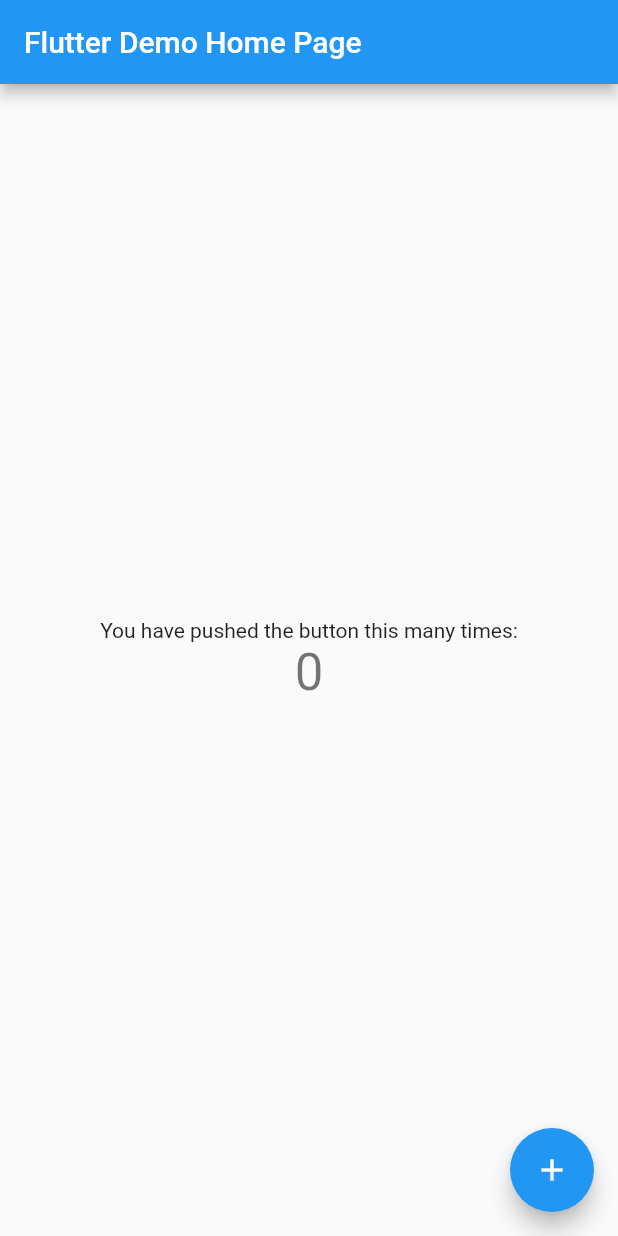
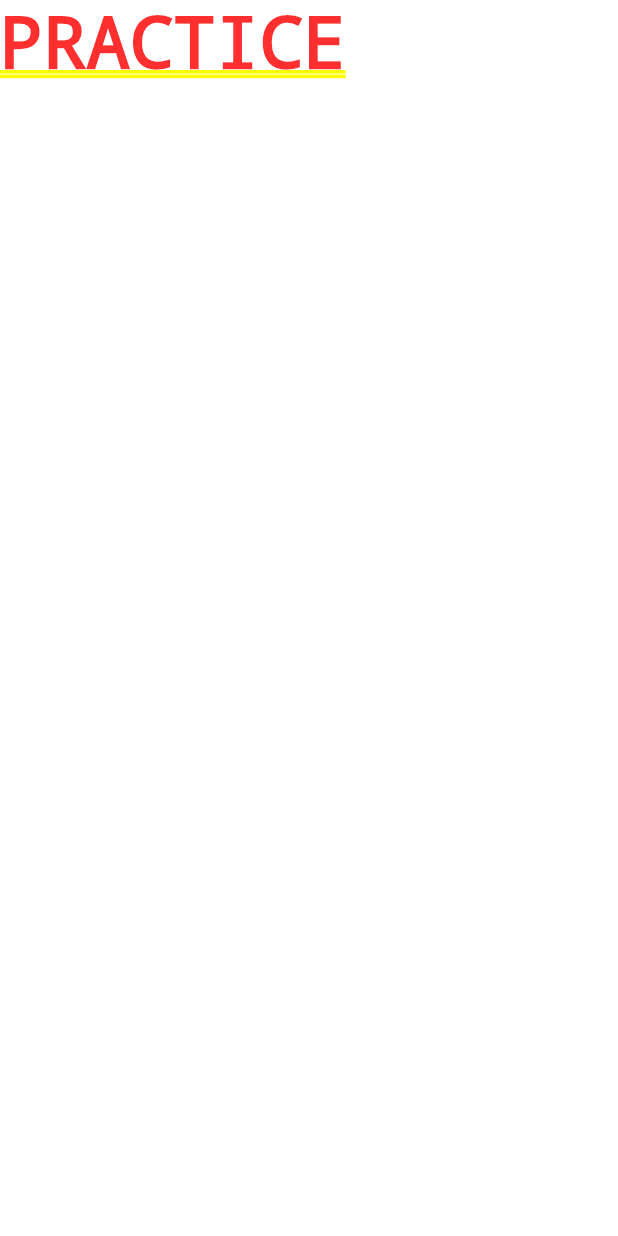
Before and after one commit to FrattiNor/flutter_practice, a Flutter app: the screen it shows after launch, on a phone screen of 412 x 824 dp. Run offline on Flutter 3.47's test engine with Material 2 defaults, Android fonts, the phone set to English and light mode, and no system bars.

Commit message:
[new] main

```diff
--- a/lib/main.dart
+++ b/lib/main.dart
@@ -1,115 +1,29 @@
-import 'package:flutter/material.dart';
+import "package:flutter/material.dart" as material;
 
-void main() {
-  runApp(const MyApp());
+void main(List<String> args) {
+  material.runApp(const App());
 }
 
-class MyApp extends StatelessWidget {
-  const MyApp({Key? key}) : super(key: key);
+class App extends material.StatelessWidget {
+  const App({material.Key? key}) : super(key: key);
 
-  // This widget is the root of your application.
   @override
-  Widget build(BuildContext context) {
-    return MaterialApp(
-      title: 'Flutter Demo',
-      theme: ThemeData(
-        // This is the theme of your application.
-        //
-        // Try running your application with "flutter run". You'll see the
-        // application has a blue toolbar. Then, without quitting the app, try
-        // changing the primarySwatch below to Colors.green and then invoke
-        // "hot reload" (press "r" in the console where you ran "flutter run",
-        // or simply save your changes to "hot reload" in a Flutter IDE).
-        // Notice that the counter didn't reset back to zero; the application
-        // is not restarted.
-        primarySwatch: Colors.blue,
-      ),
-      home: const MyHomePage(title: 'Flutter Demo Home Page'),
-    );
+  material.Widget build(material.BuildContext context) {
+    return material.MaterialApp(
+        title: "practice", theme: material.ThemeData(), home: const Home());
   }
 }
 
-class MyHomePage extends StatefulWidget {
-  const MyHomePage({Key? key, required this.title}) : super(key: key);
-
-  // This widget is the home page of your application. It is stateful, meaning
-  // that it has a State object (defined below) that contains fields that affect
-  // how it looks.
-
-  // This class is the configuration for the state. It holds the values (in this
-  // case the title) provided by the parent (in this case the App widget) and
-  // used by the build method of the State. Fields in a Widget subclass are
-  // always marked "final".
-
-  final String title;
+class Home extends material.StatefulWidget {
+  const Home({material.Key? key}) : super(key: key);
 
   @override
-  State<MyHomePage> createState() => _MyHomePageState();
+  material.State<Home> createState() => _HomeState();
 }
 
-class _MyHomePageState extends State<MyHomePage> {
-  int _counter = 0;
-
-  void _incrementCounter() {
-    setState(() {
-      // This call to setState tells the Flutter framework that something has
-      // changed in this State, which causes it to rerun the build method below
-      // so that the display can reflect the updated values. If we changed
-      // _counter without calling setState(), then the build method would not be
-      // called again, and so nothing would appear to happen.
-      _counter++;
-    });
-  }
-
+class _HomeState extends material.State<Home> {
   @override
-  Widget build(BuildContext context) {
-    // This method is rerun every time setState is called, for instance as done
-    // by the _incrementCounter method above.
-    //
-    // The Flutter framework has been optimized to make rerunning build methods
-    // fast, so that you can just rebuild anything that needs updating rather
-    // than having to individually change instances of widgets.
-    return Scaffold(
-      appBar: AppBar(
-        // Here we take the value from the MyHomePage object that was created by
-        // the App.build method, and use it to set our appbar title.
-        title: Text(widget.title),
-      ),
-      body: Center(
-        // Center is a layout widget. It takes a single child and positions it
-        // in the middle of the parent.
-        child: Column(
-          // Column is also a layout widget. It takes a list of children and
-          // arranges them vertically. By default, it sizes itself to fit its
-          // children horizontally, and tries to be as tall as its parent.
-          //
-          // Invoke "debug painting" (press "p" in the console, choose the
-          // "Toggle Debug Paint" action from the Flutter Inspector in Android
-          // Studio, or the "Toggle Debug Paint" command in Visual Studio Code)
-          // to see the wireframe for each widget.
-          //
-          // Column has various properties to control how it sizes itself and
-          // how it positions its children. Here we use mainAxisAlignment to
-          // center the children vertically; the main axis here is the vertical
-          // axis because Columns are vertical (the cross axis would be
-          // horizontal).
-          mainAxisAlignment: MainAxisAlignment.center,
-          children: <Widget>[
-            const Text(
-              'You have pushed the button this many times:',
-            ),
-            Text(
-              '$_counter',
-              style: Theme.of(context).textTheme.headline4,
-            ),
-          ],
-        ),
-      ),
-      floatingActionButton: FloatingActionButton(
-        onPressed: _incrementCounter,
-        tooltip: 'Increment',
-        child: const Icon(Icons.add),
-      ), // This trailing comma makes auto-formatting nicer for build methods.
-    );
+  material.Widget build(material.BuildContext context) {
+    return const material.Text("PRACTICE");
   }
 }
```
Also changed, not shown: 1 other file.
